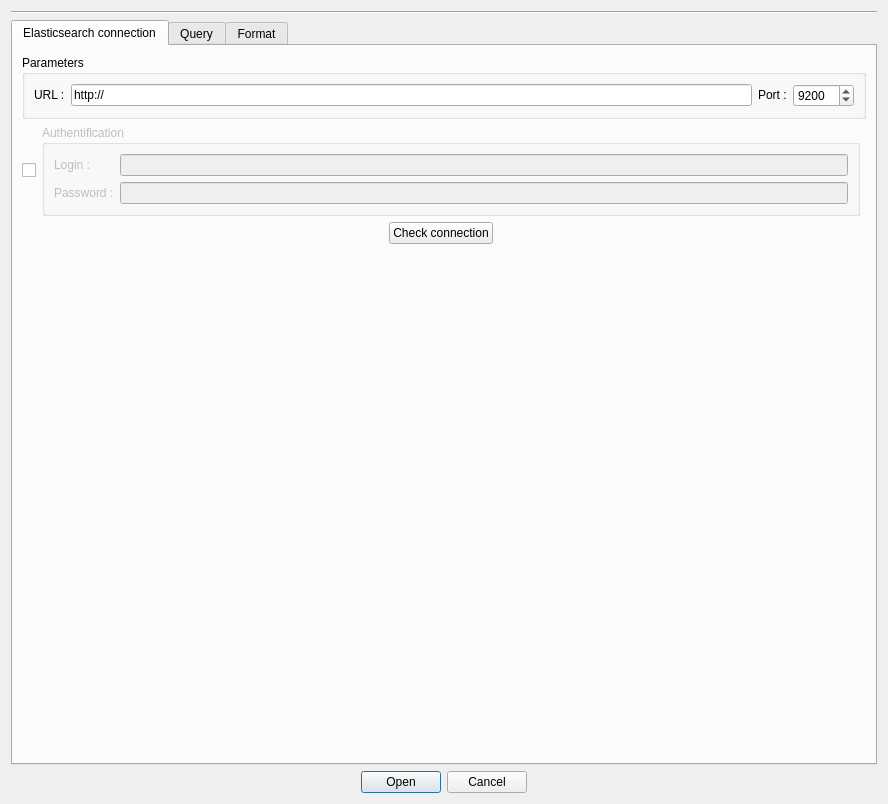
squey/squey, file libpvkernel/plugins/input_types/elasticsearch/elasticsearch_params.ui: the form before one commit.
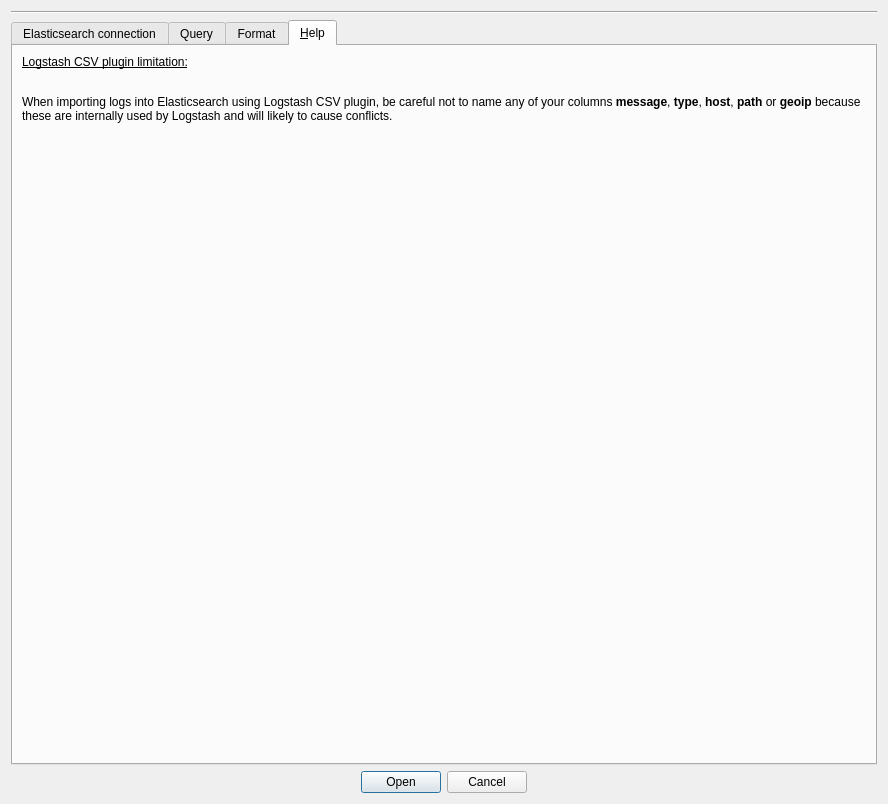
The form after the commit. The open tabs and pages were chosen to show the change.

Commit message: [PVElasticsearchParamsWidget] Added Help tab to document all Elasticsearch limitations.

Patch:
```diff
--- a/libpvkernel/plugins/input_types/elasticsearch/elasticsearch_params.ui
+++ b/libpvkernel/plugins/input_types/elasticsearch/elasticsearch_params.ui
@@ -496,6 +496,45 @@
        </layout>
       </widget>
      </widget>
+     <widget class="QWidget" name="tab_4">
+      <attribute name="title">
+       <string>&amp;Help</string>
+      </attribute>
+      <layout class="QGridLayout" name="gridLayout_5">
+       <item row="0" column="0">
+        <layout class="QHBoxLayout" name="horizontalLayout">
+         <property name="sizeConstraint">
+          <enum>QLayout::SetMaximumSize</enum>
+         </property>
+         <item>
+          <widget class="QLabel" name="label">
+           <property name="sizePolicy">
+            <sizepolicy hsizetype="MinimumExpanding" vsizetype="MinimumExpanding">
+             <horstretch>0</horstretch>
+             <verstretch>0</verstretch>
+            </sizepolicy>
+           </property>
+           <property name="text">
+            <string>&lt;html&gt;&lt;head/&gt;&lt;body&gt;&lt;p&gt;&lt;span style=&quot; text-decoration: underline;&quot;&gt;Logstash CSV plugin limitation:&lt;/span&gt;&lt;br/&gt;&lt;/p&gt;&lt;p&gt;When importing logs into Elasticsearch using Logstash CSV plugin, be careful not to name any of your columns &lt;span style=&quot; font-weight:600;&quot;&gt;message&lt;/span&gt;, &lt;span style=&quot; font-weight:600;&quot;&gt;type&lt;/span&gt;, &lt;span style=&quot; font-weight:600;&quot;&gt;host&lt;/span&gt;,&lt;span style=&quot; font-weight:600;&quot;&gt; path&lt;/span&gt; or &lt;span style=&quot; font-weight:600;&quot;&gt;geoip &lt;/span&gt;because these are internally used by Logstash and will likely to cause conflicts.&lt;/p&gt;&lt;/body&gt;&lt;/html&gt;</string>
+           </property>
+           <property name="textFormat">
+            <enum>Qt::RichText</enum>
+           </property>
+           <property name="scaledContents">
+            <bool>false</bool>
+           </property>
+           <property name="alignment">
+            <set>Qt::AlignLeading|Qt::AlignLeft|Qt::AlignTop</set>
+           </property>
+           <property name="wordWrap">
+            <bool>true</bool>
+           </property>
+          </widget>
+         </item>
+        </layout>
+       </item>
+      </layout>
+     </widget>
     </widget>
    </item>
    <item>
```
